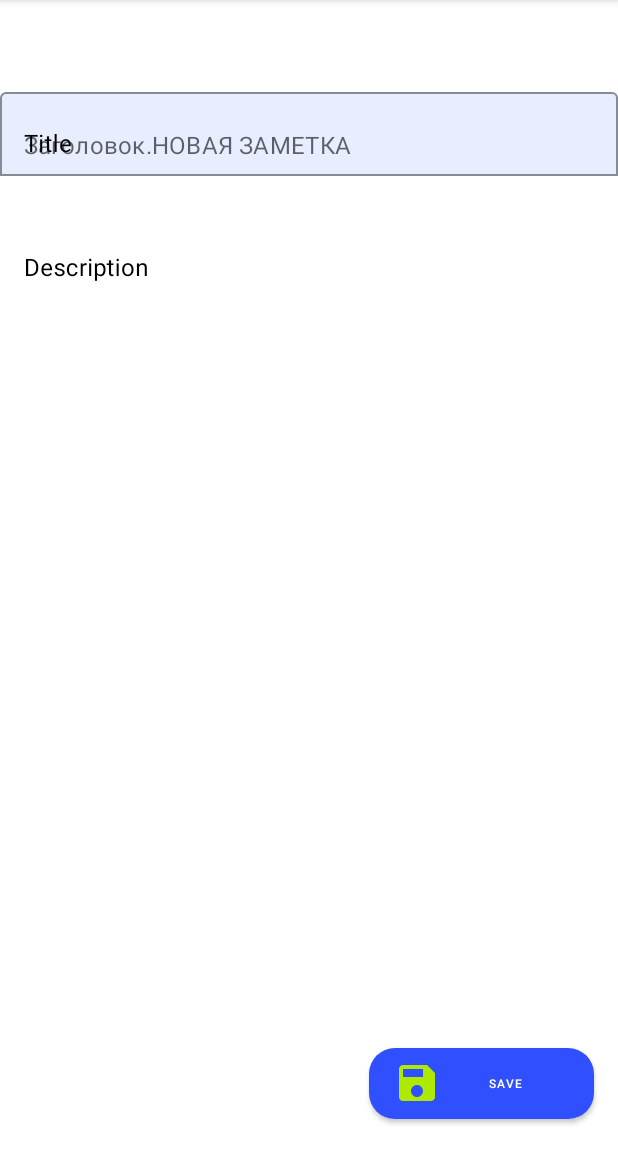
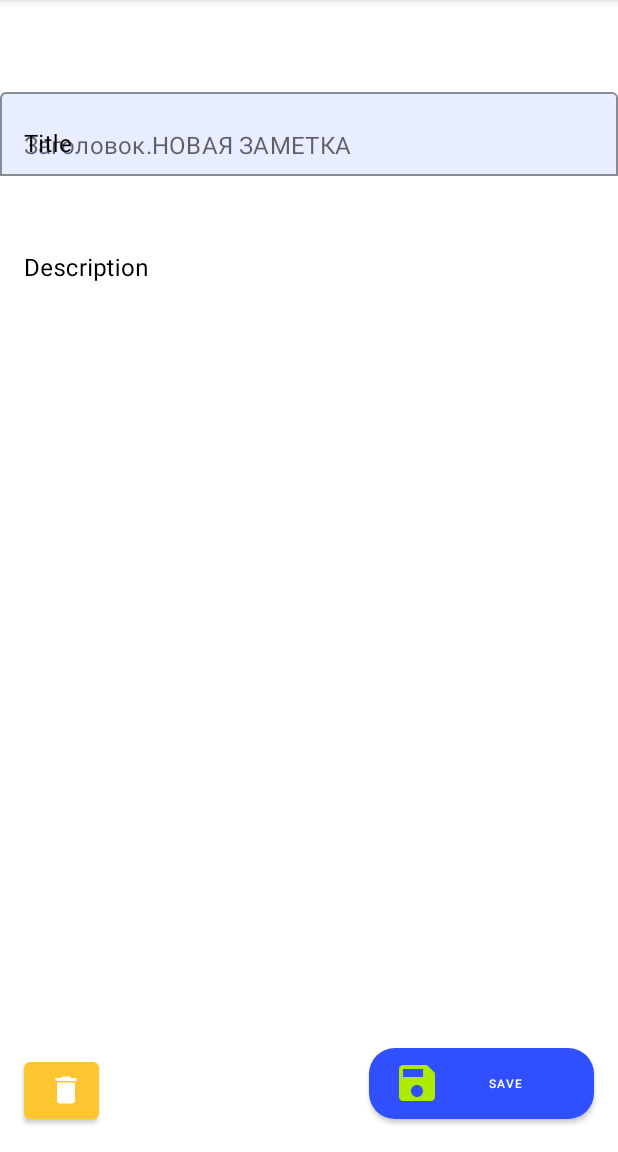
Before and after one commit to Volkoks/MyNotesApp, an Android app: the fragment NewNoteFragment placed in its activity, on a phone screen of 412 x 824 dp, the part 84-1236 px from its top. Run offline under Robolectric (Android 15) with nearby library versions, the phone set to English and light mode, and no system bars; libraries missing offline, so code that uses them is left out: com.firebase.ui; 4 statements that could not run were skipped.

Commit message:
Исправил функцианал сохранения Добавил функцию удаления
Фрагмент не закрывается автоматически после удаления

```diff
--- a/app/src/main/java/com/example/myapplication/ui/main/MainFragment.kt
+++ b/app/src/main/java/com/example/myapplication/ui/main/MainFragment.kt
@@ -38,6 +38,8 @@ class MainFragment : BaseFragment<List<Note>?, MainViewState>() {
                 .replace(R.id.fragment_container, model.initNoteFragment(it))
                 .addToBackStack("NoteFragment")
                 .commit()
+
+
         }
 
         recycler_view_main_fragment.adapter = adapter
--- a/app/src/main/java/com/example/myapplication/ui/newNote/NewNoteFragment.kt
+++ b/app/src/main/java/com/example/myapplication/ui/newNote/NewNoteFragment.kt
@@ -1,5 +1,6 @@
 package com.example.myapplication.ui.newNote
 
+import android.app.AlertDialog
 import android.os.Bundle
 import android.view.View
 import androidx.lifecycle.ViewModelProviders
@@ -18,10 +19,9 @@ class NewNoteFragment : BaseFragment<NewNoteViewState.Data, NewNoteViewState>()
     override val model: NewNoteViewModel by viewModel()
 
     override fun renderData(data: NewNoteViewState.Data) {
-        // Реализовать закрытие фрагмента если флаг true
-        if (data.isDeleted)
+        if (data.isDeleted) activity?.supportFragmentManager!!.beginTransaction().remove(this).commit()
 
-        this.note = data.note
+            this.note = data.note
         note?.let {
             editText_title.setText(note?.title)
             editTextML_description.setText(note?.description)
@@ -31,7 +31,6 @@ class NewNoteFragment : BaseFragment<NewNoteViewState.Data, NewNoteViewState>()
 
     override fun onCreate(savedInstanceState: Bundle?) {
         super.onCreate(savedInstanceState)
-
     }
 
     override fun onViewCreated(view: View, savedInstanceState: Bundle?) {
@@ -44,6 +43,7 @@ class NewNoteFragment : BaseFragment<NewNoteViewState.Data, NewNoteViewState>()
         }
 
         save_note_materialButton.setOnClickListener(saveNote)
+        delete_note.setOnClickListener(deleteNote)
     }
 
     private val saveNote = object : View.OnClickListener {
@@ -57,7 +57,6 @@ class NewNoteFragment : BaseFragment<NewNoteViewState.Data, NewNoteViewState>()
                 UUID.randomUUID().toString(), editText_title.text.toString(),
                 editTextML_description.text.toString(), Note.Color.RED
             )
-
             note?.let {
                 model.save(it)
             }
@@ -65,6 +64,17 @@ class NewNoteFragment : BaseFragment<NewNoteViewState.Data, NewNoteViewState>()
 
         }
     }
+    private val deleteNote = object : View.OnClickListener{
+        override fun onClick(p0: View?) {
+            AlertDialog.Builder(activity)
+                .setMessage("Вы точно уверены?")
+                .setPositiveButton("ДА"){dialog, which -> model.deleteNote()}
+                .setNegativeButton("НЕТ"){dialog, which -> dialog.dismiss()}
+                .show()
+        }
+
+    }
+
 
 
 }
--- a/app/src/main/java/com/example/myapplication/ui/newNote/NewNoteViewModel.kt
+++ b/app/src/main/java/com/example/myapplication/ui/newNote/NewNoteViewModel.kt
@@ -13,10 +13,11 @@ class NewNoteViewModel(val noteRepository: NoteRepository) :
         get() = viewStateLiveData.value?.data?.note
 
     fun save(note: Note) {
+        viewStateLiveData.value = NewNoteViewState(NewNoteViewState.Data(note = note))
+
         pandingNote?.let {
             noteRepository.saveNote(it)
         }
-
     }
 
     fun load(noteId: String) {
--- /dev/null
+++ b/app/src/main/res/drawable/ic_baseline_delete_24.xml
@@ -0,0 +1,5 @@
+<vector android:height="24dp" android:tint="#FFFFFF"
+    android:viewportHeight="24" android:viewportWidth="24"
+    android:width="24dp" xmlns:android="http://schemas.android.com/apk/res/android">
+    <path android:fillColor="@android:color/white" android:pathData="M6,19c0,1.1 0.9,2 2,2h8c1.1,0 2,-0.9 2,-2V7H6v12zM19,4h-3.5l-1,-1h-5l-1,1H5v2h14V4z"/>
+</vector>
--- a/app/src/main/res/layout/fragment_new_note.xml
+++ b/app/src/main/res/layout/fragment_new_note.xml
@@ -77,6 +77,18 @@
             app:layout_constraintEnd_toEndOf="parent"
             tools:ignore="MissingConstraints" />
 
+        <com.google.android.material.button.MaterialButton
+            android:id="@+id/delete_note"
+            android:layout_width="50dp"
+            android:layout_height="50dp"
+            android:layout_marginStart="15dp"
+            android:layout_marginEnd="180dp"
+            android:layout_marginBottom="16dp"
+            app:layout_constraintBottom_toBottomOf="parent"
+            app:layout_constraintEnd_toStartOf="@+id/save_note_materialButton"
+            app:layout_constraintStart_toStartOf="parent"
+            app:icon="@drawable/ic_baseline_delete_24"/>
+
 
     </androidx.constraintlayout.widget.ConstraintLayout>
 </FrameLayout>
```
